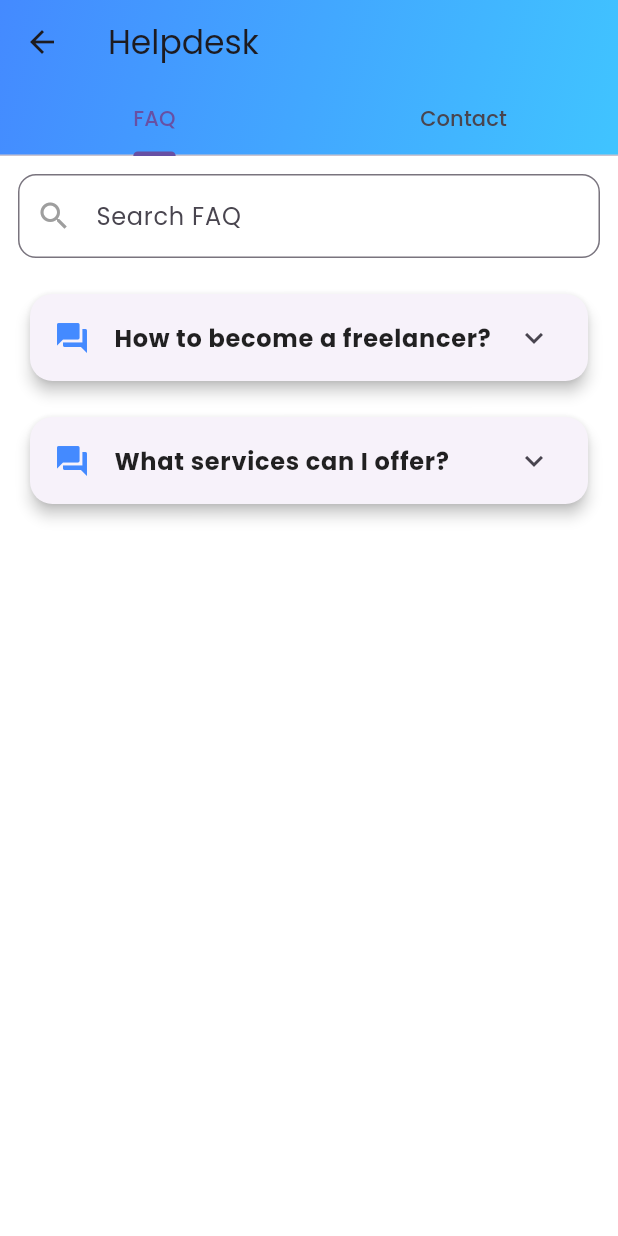
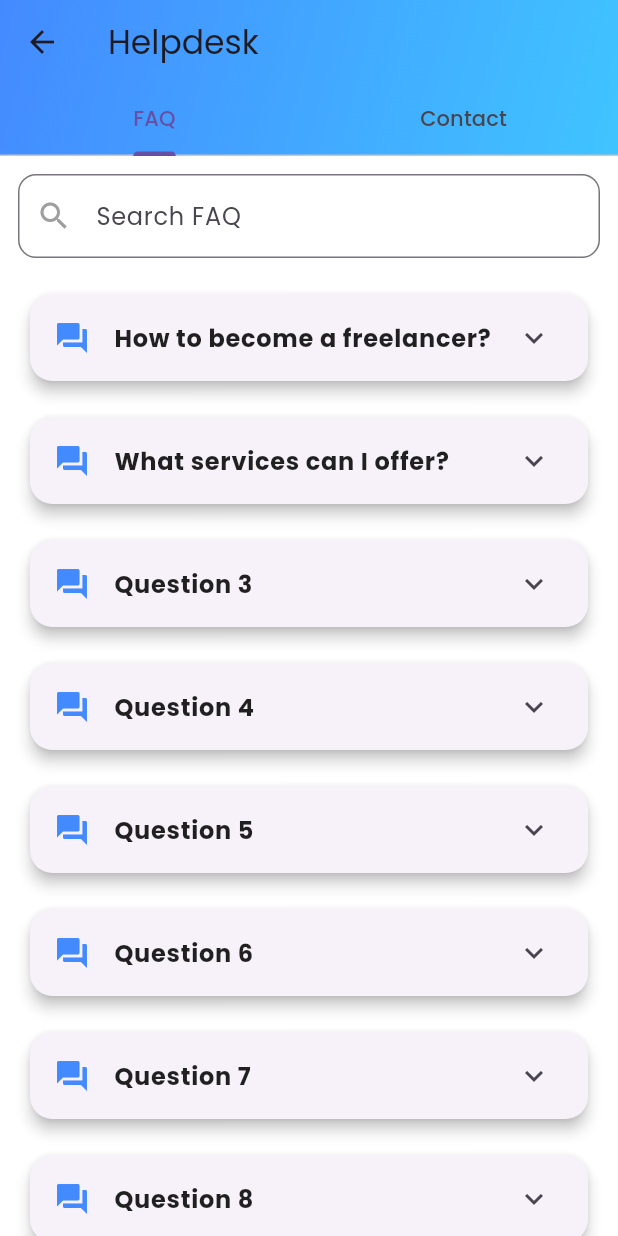
Before and after one commit to SeanAlden/freelancer-app-clone, a Flutter app: the FaqPage screen opened directly, on a phone screen of 412 x 824 dp. Run offline on Flutter 3.47's test engine with Material 3 defaults, Android fonts, the light colour scheme and no system bars; our stand-ins replace carousel_slider, dio, dropdown_button2, expandable_text, file_picker, flutter_countdown_timer and 15 more; missing offline and left inert: contentsize_tabbarview, google_maps_flutter_android, google_maps_flutter_platform_interface, map_location_picker, midtrans_sdk, omni_datetime_picker and 2 more; accounts and stored records are empty; network calls fail.

Commit message:
Lanjutin FAQ

```diff
--- a/lib/views/User/home_page.dart
+++ b/lib/views/User/home_page.dart
@@ -250,11 +250,11 @@ class _HomePageState extends State<HomePage> {
                           // Membuat tombol dengan simbol gambar untuk menuju ke halaman Frequently Ask Question (FAQ)
                           IconButton(
                             onPressed: () {
-                               Navigator.push(
+                              Navigator.push(
                                 context,
-                                MaterialPageRoute(builder: (context) =>
-                                FaqPage()),
-                                );
+                                MaterialPageRoute(
+                                    builder: (context) => FaqPage()),
+                              );
                             },
                             icon: const Icon(Icons.question_answer_outlined),
                           ),
@@ -1520,11 +1520,53 @@ class _FAQListViewState extends State<FAQListView> {
   final List<Map<String, String>> faqData = [
     {
       'question': 'How to become a freelancer?',
-      'answer': 'You can sign up on our platform and start applying for projects.',
+      'answer':
+          'You can sign up on our platform and start applying for projects.',
     },
     {
       'question': 'What services can I offer?',
-      'answer': 'You can offer any services related to your skills such as writing, design, etc.',
+      'answer':
+          'You can offer any services related to your skills such as writing, design, etc.',
+    },
+    {
+      'question': 'Question 3',
+      'answer': 'Answer 3'
+    },
+    {
+      'question': 'Question 4',
+      'answer': 'Answer 4'
+    },
+    {
+      'question': 'Question 5',
+      'answer': 'Answer 5'
+    },
+    {
+      'question': 'Question 6',
+      'answer': 'Answer 6'
+    },
+    {
+      'question': 'Question 7',
+      'answer': 'Answer 7'
+    },
+    {
+      'question': 'Question 8',
+      'answer': 'Answer 8'
+    },
+    {
+      'question': 'Question 9',
+      'answer': 'Answer 9'
+    },
+    {
+      'question': 'Question 10',
+      'answer': 'Answer 10'
+    },
+    {
+      'question': 'Question 11',
+      'answer': 'Answer 11'
+    },
+    {
+      'question': 'Question 12',
+      'answer': 'Answer 12'
     },
   ];
 
@@ -1561,7 +1603,8 @@ class _FAQListViewState extends State<FAQListView> {
             itemCount: filteredFaq.length,
             itemBuilder: (context, index) {
               return Padding(
-                padding: const EdgeInsets.symmetric(vertical: 8.0, horizontal: 16.0),
+                padding:
+                    const EdgeInsets.symmetric(vertical: 8.0, horizontal: 16.0),
                 child: Card(
                   elevation: 4,
                   shape: RoundedRectangleBorder(
@@ -1603,7 +1646,6 @@ class _FAQListViewState extends State<FAQListView> {
   }
 }
 
-
 class ContactListView extends StatefulWidget {
   const ContactListView({super.key});
 
@@ -1612,16 +1654,18 @@ class ContactListView extends StatefulWidget {
 }
 
 class _ContactListViewState extends State<ContactListView> {
-  final List<Map<String, String>> contactData = [
+  final List<Map<String, dynamic>> contactData = [
     {
       'type': 'WhatsApp',
       'info': '+1234567890 (Freelancer Support)',
-      // 'icon': Icons.whatsapp,
+      // 'icon': Icons.message,
+      'icon': 'assets/icons/whatsapp.png',
     },
     {
       'type': 'Email',
       'info': 'support@freelancer.com',
       // 'icon': Icons.email,
+      'icon': 'assets/icons/email.png',
     },
   ];
 
@@ -1638,11 +1682,16 @@ class _ContactListViewState extends State<ContactListView> {
               borderRadius: BorderRadius.circular(15),
             ),
             child: ListTile(
-              leading: Icon(
-                // contactData[index]['icon'] as IconData,
-                contactData[index]['icon'] as IconData?,
-                color: Colors.blueAccent,
-                size: 30,
+              // leading: Icon(
+              //   // contactData[index]['icon'] as IconData,
+              //   contactData[index]['icon'] as IconData?,
+              //   color: Colors.blueAccent,
+              //   size: 30,
+              // ),
+              leading: Image.asset(
+                contactData[index]['icon']!,
+                width: 24, // Set ukuran ikon sesuai kebutuhan
+                height: 24,
               ),
               title: Text(
                 contactData[index]['type'] ?? '',
--- a/pubspec.yaml
+++ b/pubspec.yaml
@@ -115,6 +115,8 @@ flutter:
   - assets/images/report.jpg
   - assets/images/confirmed.jpg
   - assets/images/qris.png
+  - assets/icons/whatsapp.png
+  - assets/icons/email.png
 
 
 
```
Also changed, not shown: lib/views/chat/chat_page.dart (+109 -18 lines), assets/icons/email.png (added), assets/icons/whatsapp.png (added).
